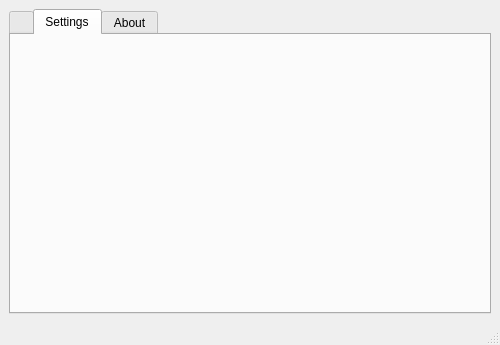
First picture: the form in ui/mainwindow.ui, repository Rizwan-Hasan/Free-Hash-Checker, before the edit.
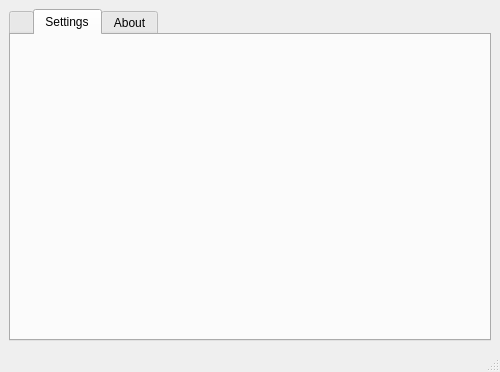
Second picture: the form after the edit. The open tabs and pages were chosen to show the change. Icons and pictures are not drawn.

Diff of the .ui file:
```diff
--- a/ui/mainwindow.ui
+++ b/ui/mainwindow.ui
@@ -13,7 +13,7 @@
     <x>0</x>
     <y>0</y>
     <width>500</width>
-    <height>345</height>
+    <height>372</height>
    </rect>
   </property>
   <property name="sizePolicy">
@@ -418,6 +418,7 @@
        <attribute name="title">
         <string>Settings</string>
        </attribute>
+       <layout class="QVBoxLayout" name="verticalLayout_SettingsTab"/>
       </widget>
       <widget class="QWidget" name="AboutTab">
        <attribute name="icon">
```
Left out of the diff: 23 changed lines with no effect on the pictures.
